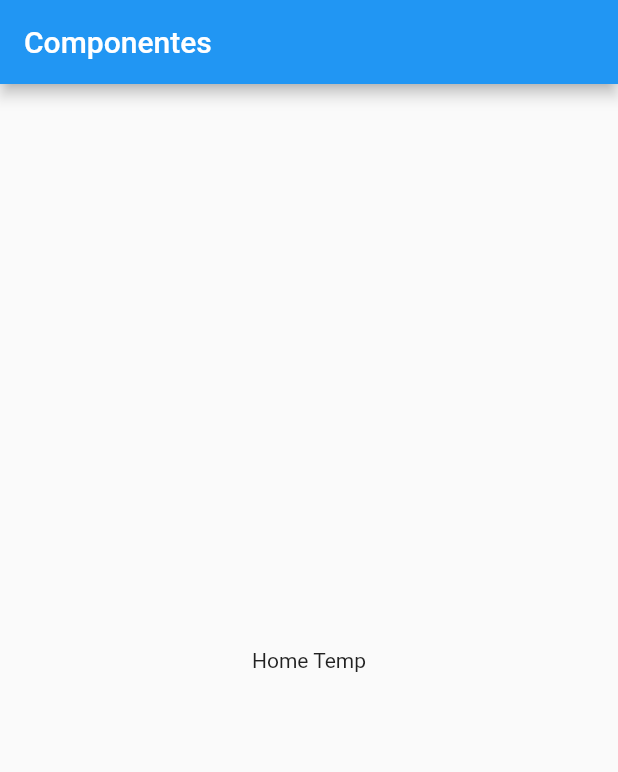
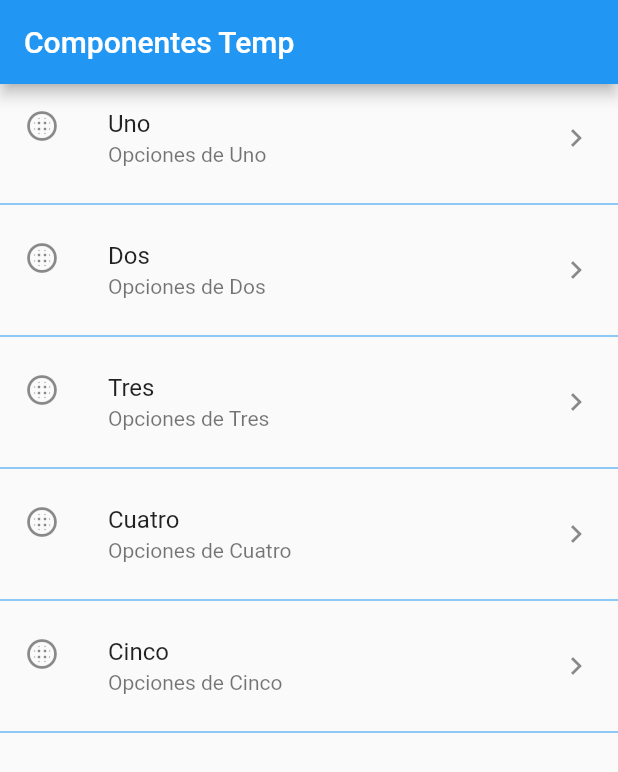
Before and after one commit to sideb/flutter-components, a Flutter app: the screen it shows after launch, on a phone screen of 412 x 824 dp. Shown: the top 772 px of the screen. Run offline on Flutter 3.47's test engine with Material 2 defaults, Android fonts, the phone set to English and light mode, and no system bars.

Commit message:
Lista de elementos temp

```diff
--- a/lib/main.dart
+++ b/lib/main.dart
@@ -10,12 +10,7 @@ class MyApp extends StatelessWidget {
     return MaterialApp(
       title: 'Componentes App',
       debugShowCheckedModeBanner: false,
-      home: Scaffold(
-        appBar: AppBar(
-          title: Text('Componentes'),
-        ),
-        body: HomePageTemp(),
-      ),
+      home: HomePageTemp(),
     );
   }
 }
--- a/lib/src/pages/home_temp.dart
+++ b/lib/src/pages/home_temp.dart
@@ -1,10 +1,36 @@
 import 'package:flutter/material.dart';
 
 class HomePageTemp extends StatelessWidget {
+  final options = ['Uno', 'Dos', 'Tres', 'Cuatro', 'Cinco'];
+
   @override
   Widget build(BuildContext context) {
-    return Center(
-      child: Text('Home Temp'),
+    return Scaffold(
+      appBar: AppBar(
+        title: Text('Componentes Temp'),
+      ),
+      body: ListView(
+        children: _createItems(),
+      ),
     );
   }
+
+  List<Widget> _createItems() {
+    return options.map((item) {
+      return Column(
+        children: [
+          ListTile(
+            title: Text(item),
+            subtitle: Text('Opciones de ' + item),
+            leading: Icon(Icons.blur_circular),
+            trailing: Icon(Icons.keyboard_arrow_right),
+            onTap: () {},
+          ),
+          Divider(
+            color: Colors.blue,
+          ),
+        ],
+      );
+    }).toList();
+  }
 }
```
Also changed, not shown: 1 other file.
